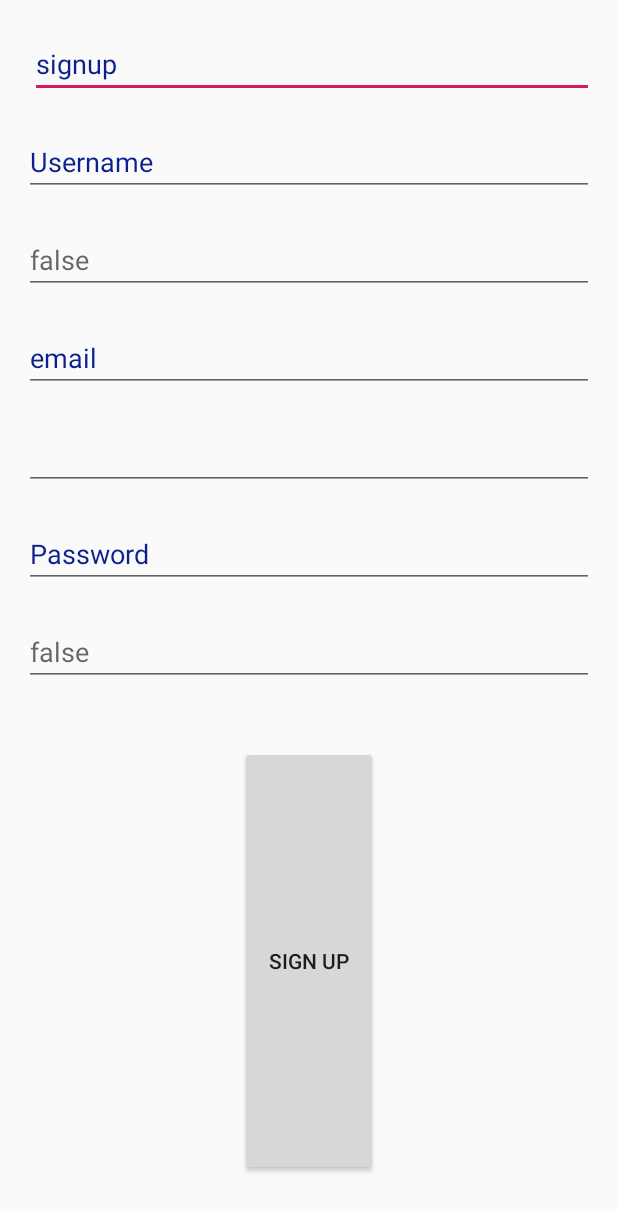
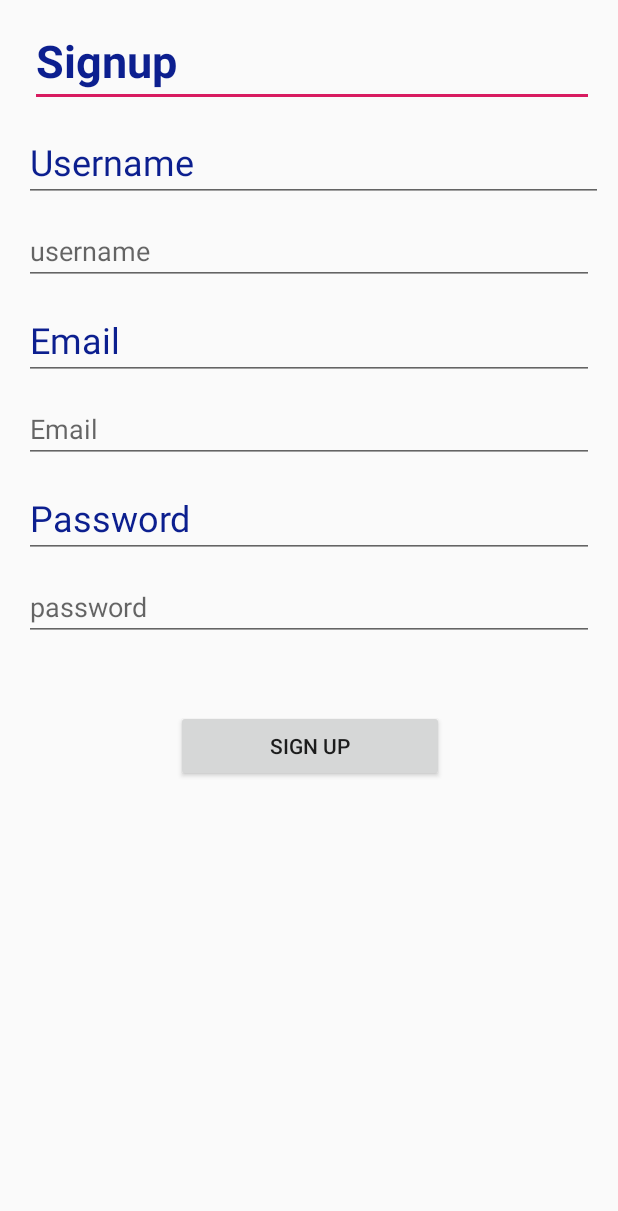
Before and after one commit to sirine20/dsi31-g2-NoMoreCovid, an Android app: the layout activity_signup.xml on its own in the app's theme, with its tools: preview values and no code run, on a phone screen of 412 x 824 dp. Shown: the top 1211 px of the screen. Run offline under Robolectric (Android 15) with nearby library versions, the phone set to English and light mode, and no system bars.

Commit message:
activity_welcome

```diff
--- a/app/src/main/java/com/dsi31/g2/NoMoreCovid/MainActivity.java
+++ b/app/src/main/java/com/dsi31/g2/NoMoreCovid/MainActivity.java
@@ -9,6 +9,6 @@ public class MainActivity extends AppCompatActivity {
     @Override
     protected void onCreate(Bundle savedInstanceState) {
         super.onCreate ( savedInstanceState );
-        setContentView ( R.layout.activity_login);
+        setContentView ( R.layout.activity_welcome);
     }
 }
--- a/app/src/main/res/layout/activity_signup.xml
+++ b/app/src/main/res/layout/activity_signup.xml
@@ -14,17 +14,20 @@
         android:layout_alignParentTop="true"
         android:layout_alignParentEnd="true"
         android:layout_alignParentRight="true"
+        android:layout_centerHorizontal="true"
         android:layout_marginStart="20dp"
         android:layout_marginLeft="20dp"
-        android:layout_marginTop="20dp"
+        android:layout_marginTop="10dp"
         android:layout_marginEnd="16dp"
         android:layout_marginRight="16dp"
         android:ems="10"
         android:hint="editText6"
+        android:importantForAutofill="no"
         android:inputType="textEmailAddress"
-        android:text="signup"
+        android:text="Signup"
         android:textColor="#0C1F8F"
-        android:importantForAutofill="no" />
+        android:textSize="30sp"
+        android:textStyle="bold" />
 
     <EditText
         android:id="@+id/editText7"
@@ -37,14 +40,15 @@
         android:layout_alignParentRight="true"
         android:layout_marginStart="16dp"
         android:layout_marginLeft="16dp"
-        android:layout_marginTop="20dp"
-        android:layout_marginEnd="16dp"
+        android:layout_marginTop="10dp"
+        android:layout_marginEnd="10dp"
         android:layout_marginRight="114dp"
         android:ems="10"
+        android:importantForAutofill="no"
         android:inputType="textPersonName"
         android:text="Username"
         android:textColor="#0C1F8F"
-        android:importantForAutofill="no" />
+        android:textSize="24sp" />
 
     <EditText
         android:id="@+id/editText8"
@@ -57,11 +61,11 @@
         android:layout_alignParentRight="true"
         android:layout_marginStart="16dp"
         android:layout_marginLeft="16dp"
-        android:layout_marginTop="20dp"
+        android:layout_marginTop="10dp"
         android:layout_marginEnd="16dp"
         android:layout_marginRight="53dp"
         android:ems="10"
-        android:hint="@+id/username"
+        android:hint="username"
         android:inputType="textPersonName"
         android:importantForAutofill="no" />
 
@@ -76,14 +80,14 @@
         android:layout_alignParentRight="true"
         android:layout_marginStart="16dp"
         android:layout_marginLeft="16dp"
-        android:layout_marginTop="20dp"
+        android:layout_marginTop="10dp"
         android:layout_marginEnd="16dp"
         android:layout_marginRight="66dp"
         android:ems="10"
         android:inputType="textPersonName"
-        android:text="email"
+        android:text="Email"
         android:textColor="#0C1F8F"
-         />
+        android:textSize="24sp" />
 
     <EditText
         android:id="@+id/editText10"
@@ -96,12 +100,13 @@
         android:layout_alignParentRight="true"
         android:layout_marginStart="16dp"
         android:layout_marginLeft="16dp"
-        android:layout_marginTop="20dp"
+        android:layout_marginTop="10dp"
         android:layout_marginEnd="16dp"
         android:layout_marginRight="79dp"
         android:ems="10"
+        android:hint="Email"
         android:inputType="textEmailAddress"
-        android:autofillHints="" />
+        />
 
     <EditText
         android:id="@+id/editText12"
@@ -114,14 +119,15 @@
         android:layout_alignParentRight="true"
         android:layout_marginStart="16dp"
         android:layout_marginLeft="182dp"
-        android:layout_marginTop="20dp"
+        android:layout_marginTop="10dp"
         android:layout_marginEnd="16dp"
         android:layout_marginRight="16dp"
         android:ems="10"
+        android:importantForAutofill="no"
         android:inputType="textPersonName"
         android:text="Password"
         android:textColor="#0C1F8F"
-        android:importantForAutofill="no" />
+        android:textSize="24sp" />
 
     <EditText
         android:id="@+id/editText13"
@@ -134,11 +140,11 @@
         android:layout_alignParentRight="true"
         android:layout_marginStart="16dp"
         android:layout_marginLeft="16dp"
-        android:layout_marginTop="20dp"
+        android:layout_marginTop="10dp"
         android:layout_marginEnd="16dp"
         android:layout_marginRight="16dp"
         android:ems="10"
-        android:hint="@+id/password"
+        android:hint="password"
         android:inputType="textPassword"
         android:importantForAutofill="no" />
 
@@ -151,13 +157,12 @@
         android:layout_alignParentLeft="true"
         android:layout_alignParentEnd="true"
         android:layout_alignParentRight="true"
-        android:layout_alignParentBottom="true"
-        android:layout_marginStart="160dp"
-        android:layout_marginLeft="157dp"
-        android:layout_marginTop="40dp"
-        android:layout_marginEnd="160dp"
-        android:layout_marginRight="166dp"
-        android:layout_marginBottom="40dp"
+        android:layout_centerHorizontal="true"
+        android:layout_marginStart="117dp"
+        android:layout_marginLeft="117dp"
+        android:layout_marginTop="46dp"
+        android:layout_marginEnd="116dp"
+        android:layout_marginRight="116dp"
         android:text="sign up" />
 
 
```
Also changed, not shown: app/src/main/res/layout/activity_login.xml (+22 -19 lines).
